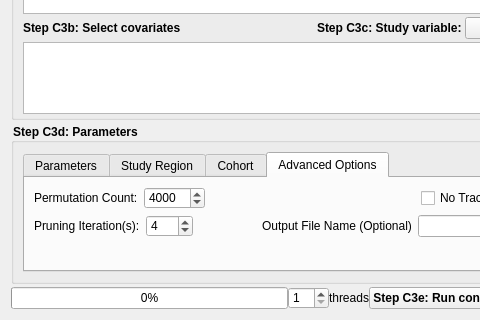
This is connectometry/group_connectometry.ui in frankyeh/DSI-Studio as Qt 5 draws it before an edit; both pictures show x 0 to 480 and y 338 to 658 of the 964 by 658 pixel window. The edited form follows.
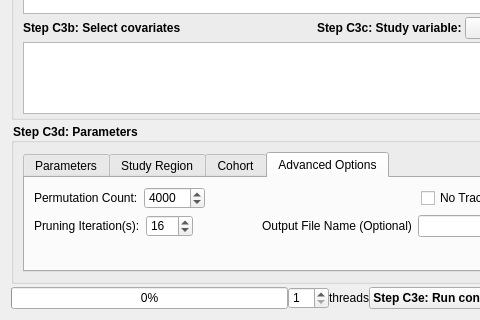
This is the edited form. The open tabs and pages were chosen to show the change. Icons and pictures are not drawn.

What changed in the file:
```diff
--- a/connectometry/group_connectometry.ui
+++ b/connectometry/group_connectometry.ui
@@ -1002,7 +1002,7 @@
                    <number>100</number>
                   </property>
                   <property name="value">
-                   <number>4</number>
+                   <number>16</number>
                   </property>
                  </widget>
                 </item>
```
